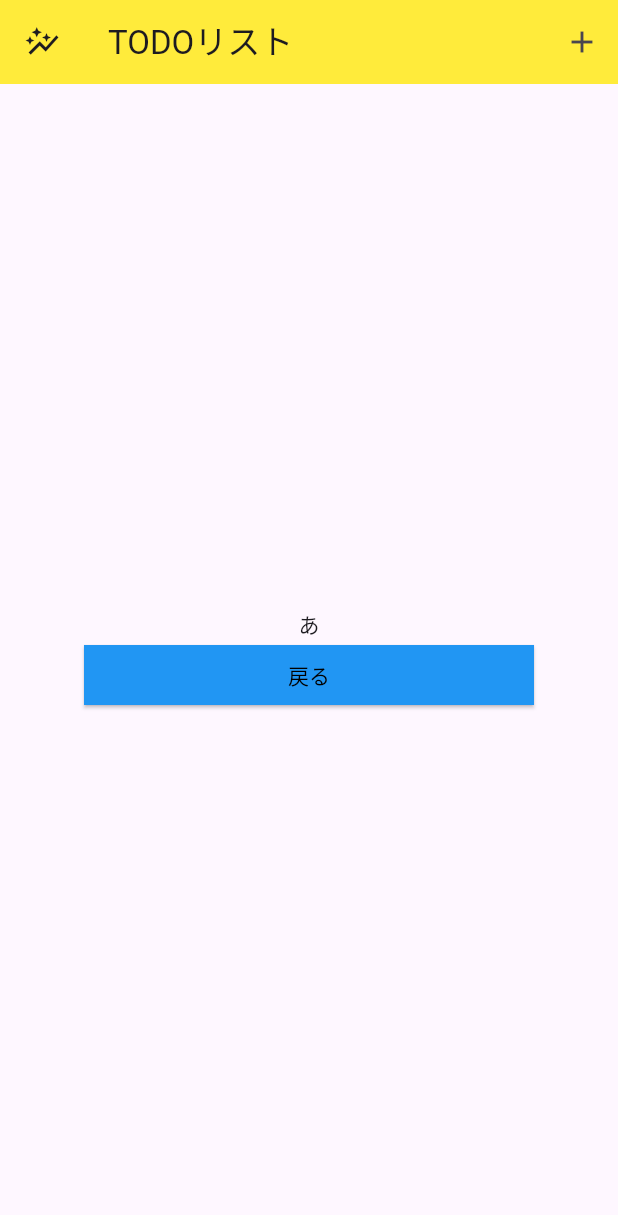
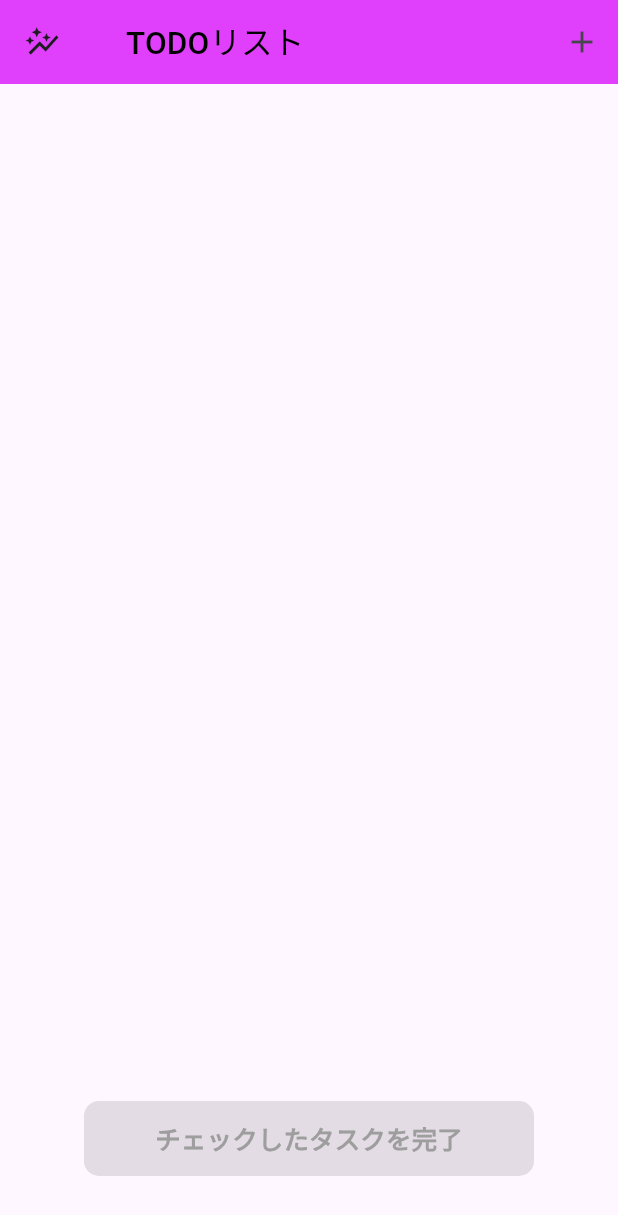
Before and after one commit to takuponpoko/Kproject_1, a Flutter app: the screen it shows after launch, after a tap on "TODOリストへ", on a phone screen of 412 x 824 dp. Shown: the top 1215 px of the screen. Run offline on Flutter 3.47's test engine with Material 3 defaults, Android fonts, the phone set to English and light mode, and no system bars; our stand-ins replace flutter_riverpod, flutter_slidable, freezed_annotation.

Commit message:
・アプリの色変更 ・タスクのスライド機能 ・タスクの削除機能 ・タスクのエンティティ作成 ・完了ボタン追加

```diff
--- a/lib/screen/main.dart
+++ b/lib/screen/main.dart
@@ -27,7 +27,7 @@ class MyHomePage extends ConsumerWidget {
     final dayTasks = ref
         .watch(todoListViewModel.select((value) => value.dayCompleteTaskCount));
     final leftTasks = ref
-        .watch(todoListViewModel.select((value) => value.description.length));
+        .watch(todoListViewModel.select((value) => value.todoTask.length));
 
     return Scaffold(
       appBar: AppBar(
@@ -39,8 +39,14 @@ class MyHomePage extends ConsumerWidget {
                   //         builder: (context) => const TodoList()))
                 },
             icon: const Icon(Icons.auto_graph)),
-        backgroundColor: Colors.yellow,
-        title: const Text('TODOリスト'),
+        backgroundColor: Colors.purpleAccent,
+        title: const TextButton(
+          onPressed: null,
+          child: Text(
+            'TODOリスト',
+            style: TextStyle(fontSize: 21, color: Colors.black),
+          ),
+        ),
       ),
       body: Center(
         child: Column(
@@ -79,7 +85,7 @@ class MyHomePage extends ConsumerWidget {
                 },
                 style: ElevatedButton.styleFrom(
                     foregroundColor: Colors.black,
-                    backgroundColor: Colors.blue,
+                    backgroundColor: Colors.purpleAccent,
                     shape: RoundedRectangleBorder(
                         borderRadius: BorderRadius.circular(0))),
                 child: const Text('TODOリストへ'),
--- a/lib/screen/todo_list.dart
+++ b/lib/screen/todo_list.dart
@@ -1,15 +1,31 @@
+import 'dart:ui';
+
+import 'package:flutter/cupertino.dart';
 import 'package:flutter/material.dart';
 import 'package:flutter_riverpod/flutter_riverpod.dart';
 import 'package:test2/screen/main.dart';
+import 'package:test2/viewModel/todo_list_view_model.dart';
+import 'package:intl/intl.dart';
+import 'package:flutter_slidable/flutter_slidable.dart';
 
 class TodoList extends ConsumerWidget {
   const TodoList({super.key});
 
   @override
   Widget build(BuildContext context, WidgetRef ref) {
+    final vm = ref.watch(todoListViewModel.notifier);
+    final detail =
+        ref.watch(todoListViewModel.select((value) => value.todoTask));
+    final selected =
+        ref.watch(todoListViewModel.select((value) => value.selected));
+    String task = '';
+    DateTime now = DateTime.now();
+    DateFormat outputFormat = DateFormat('yyyy-MM-dd');
+    String date = outputFormat.format(now);
+
     return Scaffold(
       appBar: AppBar(
-        backgroundColor: Colors.yellow,
+        backgroundColor: Colors.purpleAccent,
         leading: IconButton(
             onPressed: () => {
                   // Navigator.push(
@@ -18,42 +34,137 @@ class TodoList extends ConsumerWidget {
                   //         builder: (context) => const TodoList()))
                 },
             icon: const Icon(Icons.auto_graph)),
-        title: const Text('TODOリスト'),
+        title: TextButton(
+          child: const Text(
+            'TODOリスト',
+            style: TextStyle(fontSize: 21, color: Colors.black),
+          ),
+          onPressed: () {
+            Navigator.push(context,
+                MaterialPageRoute(builder: (context) => const MyHomePage()));
+          },
+        ),
         actions: [
           IconButton(
               onPressed: () => {
-                    // Navigator.push(
-                    //     context,
-                    //     MaterialPageRoute(
-                    //         builder: (context) => const TodoList()))
+                    showCupertinoDialog(
+                      context: context, //コンテキスト
+                      builder: (context) {
+                        return Center(
+                          child: CupertinoAlertDialog(
+                            title: Text('タスクを追加'),
+                            content: CupertinoTextField(
+                              placeholder: 'タスクを入力して追加',
+                              maxLines: 3,
+                              keyboardType: TextInputType.multiline,
+                              onChanged: (value) {
+                                task = value;
+                              },
+                            ),
+                            actions: [
+                              CupertinoDialogAction(
+                                child: Text('キャンセル'),
+                                onPressed: () {
+                                  Navigator.pop(context);
+                                },
+                              ),
+                              CupertinoDialogAction(
+                                child: Text('追加'),
+                                onPressed: () {
+                                  vm.addList(task);
+                                  Navigator.pop(context);
+                                },
+                              ),
+                            ],
+                          ),
+                        );
+                      }, //表示するダイアログ
+                    )
                   },
               icon: const Icon(Icons.add)),
         ],
       ),
       body: Center(
-        child: Column(
-          mainAxisAlignment: MainAxisAlignment.center,
-          children: <Widget>[
-            const Text(
-              'あ',
+        child: Stack(
+          children: [
+            ListView(
+              scrollDirection: Axis.vertical,
+              children: [
+                for (var list in detail) ...{
+                  Slidable(
+                    enabled: true,
+                    closeOnScroll: true,
+                    key: UniqueKey(),
+                    endActionPane: ActionPane(
+                      // (2)
+                      extentRatio: 0.5,
+                      motion: const StretchMotion(), // (5)
+                      dismissible: DismissiblePane(onDismissed: () {
+                        vm.removeList(detail.indexOf(list));
+                        ScaffoldMessenger.of(context).showSnackBar(
+                            const SnackBar(content: Text('タスクを削除しました。')));
+                      }),
+                      children: [
+                        SlidableAction(
+                          onPressed: (_) {
+                            vm.removeList(detail.indexOf(list));
+                          },
+                          backgroundColor: Colors.red,
+                          foregroundColor: Colors.white,
+                          icon: Icons.delete,
+                          label: 'Trash',
+                        ),
+                      ],
+                    ),
+                    child: Column(
+                      children: [
+                        ListTile(
+                          leading: IconButton(
+                            onPressed: () {
+                              vm.changeSelected(detail.indexOf(list));
+                            },
+                            icon: list.isSelected
+                                ? const Icon(Icons.check_box)
+                                : const Icon(Icons.check_box_outline_blank),
+                          ),
+                          title: Text(list.title),
+                          subtitle: Text('追加日：$date'),
+                        ),
+                        const Divider(),
+                      ],
+                    ),
+                  ),
+                }
+              ],
             ),
-            SizedBox(
-              width: 300,
-              child: ElevatedButton(
-                onPressed: () {
-                  Navigator.push(
-                      context,
-                      MaterialPageRoute(
-                          builder: (context) => const MyHomePage()));
-                },
-                style: ElevatedButton.styleFrom(
-                    foregroundColor: Colors.black,
-                    backgroundColor: Colors.blue,
-                    shape: RoundedRectangleBorder(
-                        borderRadius: BorderRadius.circular(0))),
-                child: const Text('戻る'),
+            Align(
+              alignment: Alignment.bottomCenter,
+              child: Padding(
+                padding: const EdgeInsets.only(bottom: 40),
+                child: SizedBox(
+                  width: 300,
+                  height: 50,
+                  child: ElevatedButton(
+                    onPressed: detail.any((e) => e.isSelected) ? () {} : null,
+                    style: ElevatedButton.styleFrom(
+                        shape: RoundedRectangleBorder(
+                            borderRadius: BorderRadius.circular(10)),
+                        backgroundColor: detail.any((e) => e.isSelected)
+                            ? Colors.purpleAccent
+                            : Colors.grey),
+                    child: Text(
+                      'チェックしたタスクを完了',
+                      style: TextStyle(
+                          fontWeight: FontWeight.bold,
+                          fontSize: 17,
+                          color: detail.any((e) => e.isSelected)
+                              ? Colors.black
+                              : Colors.grey),
+                    ),
+                  ),
+                ),
               ),
-            ),
+            )
           ],
         ),
       ),
--- a/lib/viewModel/state/todo_list_screen_state.dart
+++ b/lib/viewModel/state/todo_list_screen_state.dart
@@ -1,13 +1,15 @@
 import 'package:freezed_annotation/freezed_annotation.dart';
+import 'package:test2/entity/todo_list_entity.dart';
 
 part 'todo_list_screen_state.freezed.dart';
 
 @freezed
 class TodoListScreenState with _$TodoListScreenState {
   const factory TodoListScreenState({
-    @Default([]) List<String> description,
+    @Default([]) List<Todo> todoTask,
     @Default(0) int dayCompleteTaskCount,
     @Default(0) int monthCompleteTaskCount,
     @Default(0) int yearCompleteTaskCount,
+    @Default(false) bool selected,
   }) = _TodoListScreenState;
 }
--- a/pubspec.yaml
+++ b/pubspec.yaml
@@ -38,6 +38,8 @@ dependencies:
   freezed: ^2.5.2
   freezed_annotation: ^2.4.1
   flutter_riverpod: ^2.5.1
+  intl: ^0.19.0
+  flutter_slidable: ^3.1.0
 
 dev_dependencies:
   flutter_test:
```
Also changed, not shown: lib/entity/todo_list_entity.dart (added, +9 -0 lines), lib/viewModel/todo_list_view_model.dart (+34 -0 lines), lib/viewModel/state/todo_list_screen_state.freezed.dart, pubspec.lock.
